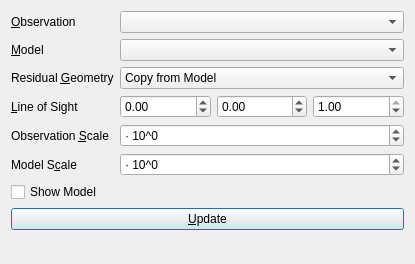
The window that gui/visualization_config/ResidualViewConfigWidget.ui (kateyy/geohazardvis) describes before a commit, drawn with Qt 5.
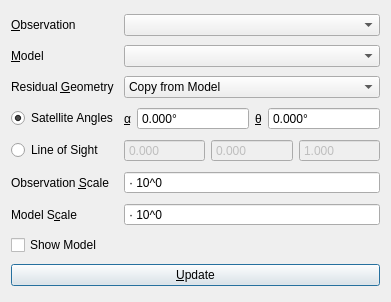
The same window after the commit. Custom widgets are drawn as their Qt base class.

Commit message:
Residual view: Allow to input LOS as incidence angle + satellite heading
* LOS-vector of (0,0,1) cannot express an incidence angle, so using the angles by default, as they are more expressive in this case.

The edit to the form file:
```diff
--- a/gui/visualization_config/ResidualViewConfigWidget.ui
+++ b/gui/visualization_config/ResidualViewConfigWidget.ui
@@ -6,29 +6,14 @@
    <rect>
     <x>0</x>
     <y>0</y>
-    <width>415</width>
-    <height>264</height>
+    <width>391</width>
+    <height>302</height>
    </rect>
   </property>
   <property name="windowTitle">
    <string>Residual View Parameters</string>
   </property>
   <layout class="QGridLayout" name="mainLayout">
-   <item row="2" column="1">
-    <widget class="QWidget" name="widget_2" native="true">
-     <layout class="QFormLayout" name="formLayout">
-      <property name="leftMargin">
-       <number>0</number>
-      </property>
-      <property name="topMargin">
-       <number>0</number>
-      </property>
-      <property name="rightMargin">
-       <number>0</number>
-      </property>
-      <property name="bottomMargin">
-       <number>0</number>
-      </property>
       <item row="0" column="0">
        <widget class="QLabel" name="label">
         <property name="text">
@@ -55,16 +40,6 @@
       <item row="1" column="1">
        <widget class="QComboBox" name="modelCombo"/>
       </item>
-      <item row="3" column="0">
-       <widget class="QLabel" name="label_2">
-        <property name="text">
-         <string>&amp;Line of Sight</string>
-        </property>
-        <property name="buddy">
-         <cstring>losX</cstring>
-        </property>
-       </widget>
-      </item>
       <item row="2" column="0">
        <widget class="QLabel" name="label_5">
         <property name="text">
@@ -92,8 +67,131 @@
         </item>
        </widget>
       </item>
+   <item row="3" column="0">
+    <widget class="QRadioButton" name="satAnglesRadioButton">
+     <property name="text">
+      <string>Satellite Angles</string>
+     </property>
+     <property name="checked">
+      <bool>true</bool>
+     </property>
+    </widget>
+   </item>
       <item row="3" column="1">
-       <widget class="QWidget" name="widget_3" native="true">
+    <widget class="QWidget" name="satAnglesWidget" native="true">
+     <layout class="QHBoxLayout" name="horizontalLayout_2">
+      <property name="leftMargin">
+       <number>0</number>
+      </property>
+      <property name="topMargin">
+       <number>0</number>
+      </property>
+      <property name="rightMargin">
+       <number>0</number>
+      </property>
+      <property name="bottomMargin">
+       <number>0</number>
+      </property>
+      <item>
+       <widget class="QLabel" name="label_6">
+        <property name="toolTip">
+         <string>Incidence Angle</string>
+        </property>
+        <property name="text">
+         <string>&amp;α</string>
+        </property>
+        <property name="buddy">
+         <cstring>satelliteAlphaSpinBox</cstring>
+        </property>
+       </widget>
+      </item>
+      <item>
+       <widget class="QDoubleSpinBox" name="satelliteAlphaSpinBox">
+        <property name="sizePolicy">
+         <sizepolicy hsizetype="Expanding" vsizetype="Fixed">
+          <horstretch>0</horstretch>
+          <verstretch>0</verstretch>
+         </sizepolicy>
+        </property>
+        <property name="toolTip">
+         <string>Incidence Angle</string>
+        </property>
+        <property name="buttonSymbols">
+         <enum>QAbstractSpinBox::NoButtons</enum>
+        </property>
+        <property name="suffix">
+         <string>°</string>
+        </property>
+        <property name="decimals">
+         <number>3</number>
+        </property>
+        <property name="minimum">
+         <double>-360.000000000000000</double>
+        </property>
+        <property name="maximum">
+         <double>360.000000000000000</double>
+        </property>
+       </widget>
+      </item>
+      <item>
+       <widget class="QLabel" name="label_7">
+        <property name="toolTip">
+         <string>Satellite Heading</string>
+        </property>
+        <property name="text">
+         <string>&amp;θ</string>
+        </property>
+        <property name="buddy">
+         <cstring>satelliteThetaSpinBox</cstring>
+        </property>
+       </widget>
+      </item>
+      <item>
+       <widget class="QDoubleSpinBox" name="satelliteThetaSpinBox">
+        <property name="sizePolicy">
+         <sizepolicy hsizetype="Expanding" vsizetype="Fixed">
+          <horstretch>0</horstretch>
+          <verstretch>0</verstretch>
+         </sizepolicy>
+        </property>
+        <property name="toolTip">
+         <string>Satellite Heading</string>
+        </property>
+        <property name="buttonSymbols">
+         <enum>QAbstractSpinBox::NoButtons</enum>
+        </property>
+        <property name="suffix">
+         <string>°</string>
+        </property>
+        <property name="decimals">
+         <number>3</number>
+        </property>
+        <property name="minimum">
+         <double>-360.000000000000000</double>
+        </property>
+        <property name="maximum">
+         <double>360.000000000000000</double>
+        </property>
+        <property name="value">
+         <double>0.000000000000000</double>
+        </property>
+       </widget>
+      </item>
+     </layout>
+    </widget>
+   </item>
+   <item row="4" column="0">
+    <widget class="QRadioButton" name="losRadioButton">
+     <property name="text">
+      <string>Line of Sight</string>
+     </property>
+    </widget>
+   </item>
+   <item row="4" column="1">
+    <widget class="QWidget" name="losWidget" native="true">
+     <property name="enabled">
+      <bool>false</bool>
+     </property>
         <layout class="QHBoxLayout" name="horizontalLayout">
          <property name="leftMargin">
           <number>0</number>
@@ -108,10 +206,16 @@
           <number>0</number>
          </property>
          <item>
-          <widget class="DoubleSpinBox" name="losX">
+       <widget class="QDoubleSpinBox" name="losX">
            <property name="toolTip">
             <string>East</string>
            </property>
+        <property name="buttonSymbols">
+         <enum>QAbstractSpinBox::NoButtons</enum>
+        </property>
+        <property name="decimals">
+         <number>3</number>
+        </property>
            <property name="minimum">
             <double>-1.000000000000000</double>
            </property>
@@ -124,10 +228,16 @@
           </widget>
          </item>
          <item>
-          <widget class="DoubleSpinBox" name="losY">
+       <widget class="QDoubleSpinBox" name="losY">
            <property name="toolTip">
             <string>North</string>
            </property>
+        <property name="buttonSymbols">
+         <enum>QAbstractSpinBox::NoButtons</enum>
+        </property>
+        <property name="decimals">
+         <number>3</number>
+        </property>
            <property name="minimum">
             <double>-1.000000000000000</double>
            </property>
@@ -140,10 +250,16 @@
           </widget>
          </item>
          <item>
-          <widget class="DoubleSpinBox" name="losZ">
+       <widget class="QDoubleSpinBox" name="losZ">
            <property name="toolTip">
             <string>Vertical</string>
            </property>
+        <property name="buttonSymbols">
+         <enum>QAbstractSpinBox::NoButtons</enum>
+        </property>
+        <property name="decimals">
+         <number>3</number>
+        </property>
            <property name="minimum">
             <double>-1.000000000000000</double>
            </property>
@@ -161,7 +277,7 @@
         </layout>
        </widget>
       </item>
-      <item row="4" column="0">
+   <item row="5" column="0">
        <widget class="QLabel" name="label_3">
         <property name="text">
          <string>Observation &amp;Scale</string>
@@ -171,8 +287,11 @@
         </property>
        </widget>
       </item>
-      <item row="4" column="1">
+   <item row="5" column="1">
        <widget class="QSpinBox" name="observationScale">
+     <property name="buttonSymbols">
+      <enum>QAbstractSpinBox::NoButtons</enum>
+     </property>
         <property name="prefix">
          <string>· 10^</string>
         </property>
@@ -187,7 +306,7 @@
         </property>
        </widget>
       </item>
-      <item row="5" column="0">
+   <item row="6" column="0">
        <widget class="QLabel" name="label_4">
         <property name="text">
          <string>Model S&amp;cale</string>
@@ -197,8 +316,11 @@
         </property>
        </widget>
       </item>
-      <item row="5" column="1">
+   <item row="6" column="1">
        <widget class="QSpinBox" name="modelScale">
+     <property name="buttonSymbols">
+      <enum>QAbstractSpinBox::NoButtons</enum>
+     </property>
         <property name="prefix">
          <string>· 10^</string>
         </property>
@@ -210,14 +332,14 @@
         </property>
        </widget>
       </item>
-      <item row="6" column="0" colspan="2">
+   <item row="7" column="0" colspan="2">
        <widget class="QCheckBox" name="showModelCheckBox">
         <property name="text">
          <string>Show Model</string>
         </property>
        </widget>
       </item>
-      <item row="7" column="0" colspan="2">
+   <item row="8" column="0" colspan="2">
        <widget class="QPushButton" name="updateButton">
         <property name="text">
          <string>&amp;Update</string>
@@ -229,27 +351,6 @@
       </item>
      </layout>
     </widget>
-   </item>
-  </layout>
- </widget>
- <customwidgets>
-  <customwidget>
-   <class>DoubleSpinBox</class>
-   <extends>QDoubleSpinBox</extends>
-   <header>gui/widgets/DoubleSpinBox.h</header>
-  </customwidget>
- </customwidgets>
- <tabstops>
-  <tabstop>observationCombo</tabstop>
-  <tabstop>modelCombo</tabstop>
-  <tabstop>residualGeomtryCombo</tabstop>
-  <tabstop>losX</tabstop>
-  <tabstop>losY</tabstop>
-  <tabstop>losZ</tabstop>
-  <tabstop>observationScale</tabstop>
-  <tabstop>modelScale</tabstop>
-  <tabstop>updateButton</tabstop>
- </tabstops>
  <resources/>
  <connections/>
 </ui>
```
Left out of the diff: 35 changed lines with no effect on the pictures. Lines whose indentation alone changed are shown as unchanged. The commit also changes 7 other files.
